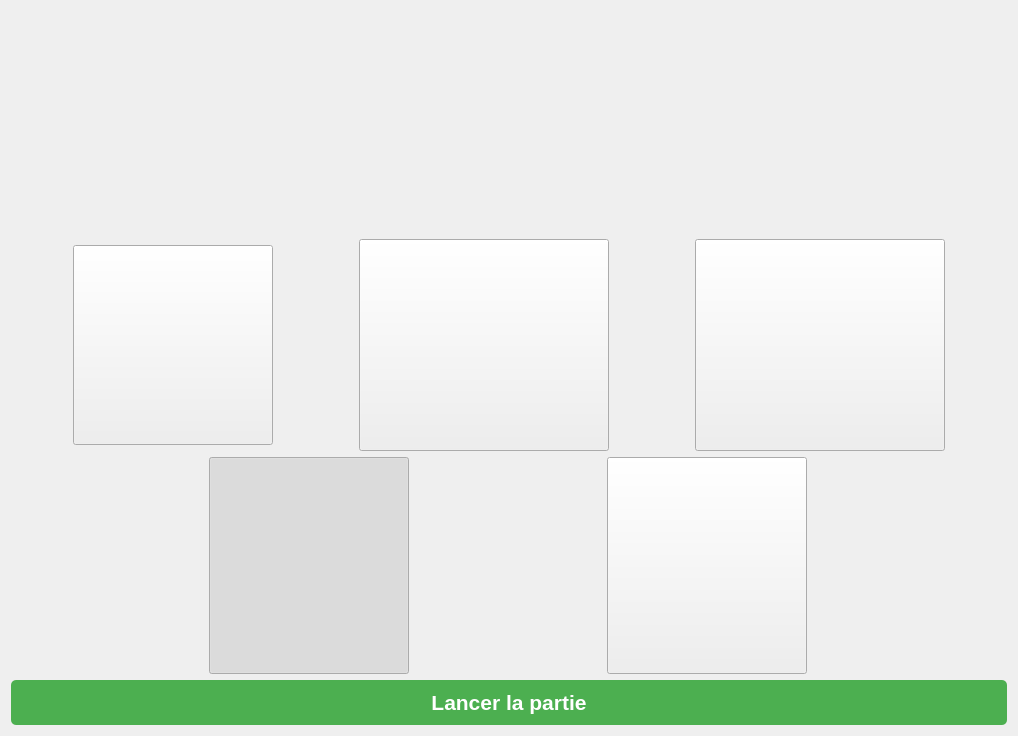
Before: the Qt Designer form python/ui/homePage.ui in LepTho2233127/CNChess, drawn with Qt 5.
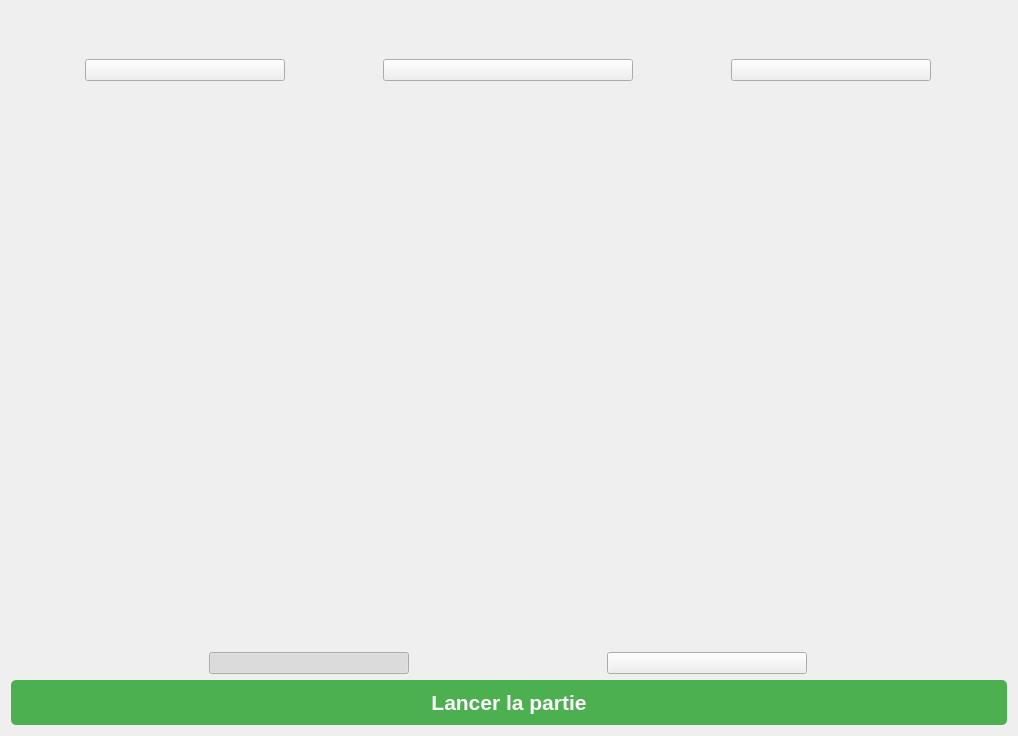
After: the same form once the commit is applied. Icons and pictures are not drawn.

Commit message: update home page

The edit to the form file:
```diff
--- a/python/ui/homePage.ui
+++ b/python/ui/homePage.ui
@@ -101,7 +101,7 @@
        <property name="maximumSize">
         <size>
          <width>250</width>
-         <height>250</height>
+         <height>200</height>
         </size>
        </property>
        <property name="text">
@@ -129,8 +129,8 @@
       <widget class="QPushButton" name="hardButton">
        <property name="maximumSize">
         <size>
-         <width>250</width>
-         <height>250</height>
+         <width>200</width>
+         <height>200</height>
         </size>
        </property>
        <property name="text">
@@ -156,6 +156,84 @@
      </item>
     </layout>
    </item>
+   <item>
+    <spacer name="verticalSpacer_6">
+     <property name="orientation">
+      <enum>Qt::Vertical</enum>
+     </property>
+     <property name="sizeHint" stdset="0">
+      <size>
+       <width>50</width>
+       <height>100</height>
+      </size>
+     </property>
+    </spacer>
+   </item>
+   <item>
+    <spacer name="verticalSpacer_2">
+     <property name="orientation">
+      <enum>Qt::Vertical</enum>
+     </property>
+     <property name="sizeHint" stdset="0">
+      <size>
+       <width>20</width>
+       <height>40</height>
+      </size>
+     </property>
+    </spacer>
+   </item>
+   <item>
+    <spacer name="verticalSpacer_5">
+     <property name="orientation">
+      <enum>Qt::Vertical</enum>
+     </property>
+     <property name="sizeHint" stdset="0">
+      <size>
+       <width>20</width>
+       <height>40</height>
+      </size>
+     </property>
+    </spacer>
+   </item>
+   <item>
+    <spacer name="verticalSpacer_4">
+     <property name="orientation">
+      <enum>Qt::Vertical</enum>
+     </property>
+     <property name="sizeHint" stdset="0">
+      <size>
+       <width>20</width>
+       <height>40</height>
+      </size>
+     </property>
+    </spacer>
+   </item>
+   <item>
+    <spacer name="verticalSpacer">
+     <property name="orientation">
+      <enum>Qt::Vertical</enum>
+     </property>
+     <property name="sizeHint" stdset="0">
+      <size>
+       <width>50</width>
+       <height>150</height>
+      </size>
+     </property>
+    </spacer>
+   </item>
+   <item>
+    <spacer name="verticalSpacer_3">
+     <property name="orientation">
+      <enum>Qt::Vertical</enum>
+     </property>
+     <property name="sizeHint" stdset="0">
+      <size>
+       <width>20</width>
+       <height>40</height>
+      </size>
+     </property>
+    </spacer>
+   </item>
    <item>
     <layout class="QHBoxLayout" name="layoutColor">
      <property name="spacing">
```
